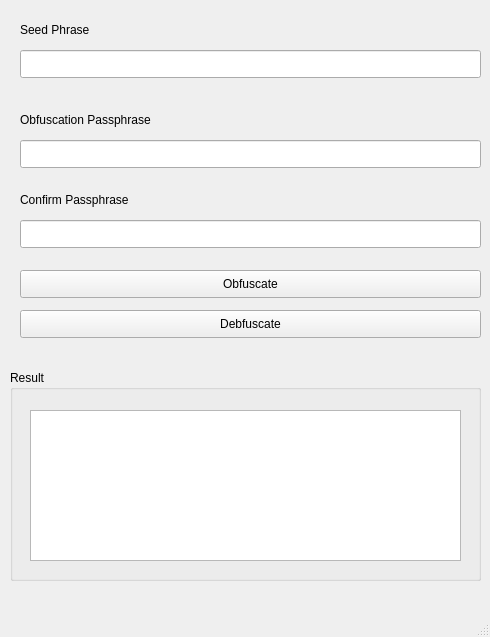
First picture: the form in src/mainwindow.ui, repository Ashintosh/seed-obfuscator, before the edit.
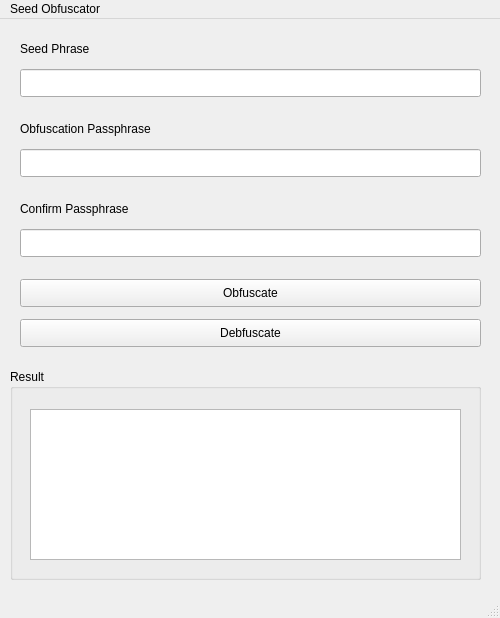
Second picture: the form after the edit.

Patch:
```diff
--- a/src/mainwindow.ui
+++ b/src/mainwindow.ui
@@ -6,10 +6,28 @@
    <rect>
     <x>0</x>
     <y>0</y>
-    <width>490</width>
-    <height>637</height>
+    <width>500</width>
+    <height>618</height>
    </rect>
   </property>
+  <property name="sizePolicy">
+   <sizepolicy hsizetype="Preferred" vsizetype="Preferred">
+    <horstretch>0</horstretch>
+    <verstretch>0</verstretch>
+   </sizepolicy>
+  </property>
+  <property name="minimumSize">
+   <size>
+    <width>500</width>
+    <height>618</height>
+   </size>
+  </property>
+  <property name="maximumSize">
+   <size>
+    <width>500</width>
+    <height>618</height>
+   </size>
+  </property>
   <property name="windowTitle">
    <string>Seed Obfuscator</string>
   </property>
@@ -41,7 +59,7 @@
     <property name="geometry">
      <rect>
       <x>20</x>
-      <y>140</y>
+      <y>130</y>
       <width>461</width>
       <height>28</height>
      </rect>
@@ -54,7 +72,7 @@
     <property name="geometry">
      <rect>
       <x>20</x>
-      <y>110</y>
+      <y>100</y>
       <width>151</width>
       <height>20</height>
      </rect>
@@ -67,7 +85,7 @@
     <property name="geometry">
      <rect>
       <x>20</x>
-      <y>220</y>
+      <y>210</y>
       <width>461</width>
       <height>28</height>
      </rect>
@@ -80,7 +98,7 @@
     <property name="geometry">
      <rect>
       <x>20</x>
-      <y>190</y>
+      <y>180</y>
       <width>151</width>
       <height>20</height>
      </rect>
@@ -93,7 +111,7 @@
     <property name="geometry">
      <rect>
       <x>20</x>
-      <y>270</y>
+      <y>260</y>
       <width>461</width>
       <height>28</height>
      </rect>
@@ -106,7 +124,7 @@
     <property name="geometry">
      <rect>
       <x>10</x>
-      <y>370</y>
+      <y>350</y>
       <width>471</width>
       <height>211</height>
      </rect>
@@ -132,7 +150,7 @@
     <property name="geometry">
      <rect>
       <x>20</x>
-      <y>310</y>
+      <y>300</y>
       <width>461</width>
       <height>28</height>
      </rect>
@@ -147,10 +165,19 @@
     <rect>
      <x>0</x>
      <y>0</y>
-     <width>490</width>
+     <width>500</width>
      <height>25</height>
     </rect>
    </property>
+   <widget class="QMenu" name="menuSeed_Obfuscator">
+    <property name="title">
+     <string>Seed Obfuscator</string>
+    </property>
+    <addaction name="actionAbout"/>
+    <addaction name="separator"/>
+    <addaction name="actionExit"/>
+   </widget>
+   <addaction name="menuSeed_Obfuscator"/>
   </widget>
   <widget class="QStatusBar" name="statusbar"/>
  </widget>
```
Left out of the diff: 10 changed lines with no effect on the pictures.
